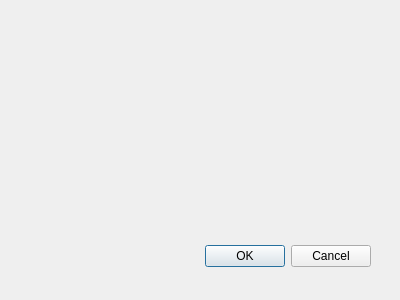
archaeodav/archISO, file arch_iso/arch_iso_dialog_base.ui: the form before one commit.
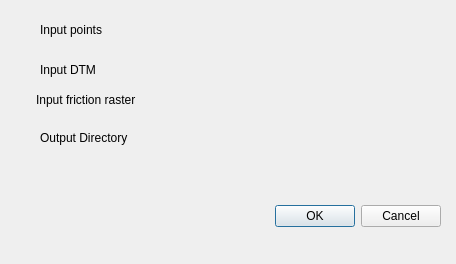
The form after the commit. Custom widgets are drawn as their Qt base class.

What changed in the file:
```diff
--- a/arch_iso/arch_iso_dialog_base.ui
+++ b/arch_iso/arch_iso_dialog_base.ui
@@ -1,22 +1,22 @@
 <ui version="4.0" >
  <class>ArchISODialogBase</class>
- <widget class="QDialog" name="ArchISODialogBase" >
-  <property name="geometry" >
+ <widget class="QDialog" name="ArchISODialogBase">
+  <property name="geometry">
    <rect>
     <x>0</x>
     <y>0</y>
-    <width>400</width>
-    <height>300</height>
+    <width>456</width>
+    <height>264</height>
    </rect>
   </property>
   <property name="windowTitle" >
    <string>ArcnAniso</string>
   </property>
-  <widget class="QDialogButtonBox" name="button_box" >
-   <property name="geometry" >
+  <widget class="QDialogButtonBox" name="button_box">
+   <property name="geometry">
     <rect>
-     <x>30</x>
-     <y>240</y>
+     <x>100</x>
+     <y>200</y>
      <width>341</width>
      <height>32</height>
     </rect>
@@ -28,7 +28,106 @@
     <set>QDialogButtonBox::Cancel|QDialogButtonBox::Ok</set>
    </property>
   </widget>
+  <widget class="QgsFileWidget" name="points">
+   <property name="geometry">
+    <rect>
+     <x>240</x>
+     <y>20</y>
+     <width>201</width>
+     <height>27</height>
+    </rect>
+   </property>
+  </widget>
+  <widget class="QgsFileWidget" name="dtmFile">
+   <property name="geometry">
+    <rect>
+     <x>240</x>
+     <y>50</y>
+     <width>201</width>
+     <height>27</height>
+    </rect>
+   </property>
+  </widget>
+  <widget class="QgsFileWidget" name="frictionFile">
+   <property name="geometry">
+    <rect>
+     <x>240</x>
+     <y>80</y>
+     <width>201</width>
+     <height>27</height>
+    </rect>
+   </property>
+  </widget>
+  <widget class="QLabel" name="label">
+   <property name="geometry">
+    <rect>
+     <x>40</x>
+     <y>20</y>
+     <width>191</width>
+     <height>20</height>
+    </rect>
+   </property>
+   <property name="text">
+    <string>Input points</string>
+   </property>
+  </widget>
+  <widget class="QLabel" name="label_2">
+   <property name="geometry">
+    <rect>
+     <x>40</x>
+     <y>60</y>
+     <width>161</width>
+     <height>20</height>
+    </rect>
+   </property>
+   <property name="text">
+    <string>Input DTM</string>
+   </property>
+  </widget>
+  <widget class="QLabel" name="label_3">
+   <property name="geometry">
+    <rect>
+     <x>36</x>
+     <y>90</y>
+     <width>141</width>
+     <height>20</height>
+    </rect>
+   </property>
+   <property name="text">
+    <string>Input friction raster</string>
+   </property>
+  </widget>
+  <widget class="QgsFileWidget" name="outdirFile">
+   <property name="geometry">
+    <rect>
+     <x>240</x>
+     <y>120</y>
+     <width>201</width>
+     <height>27</height>
+    </rect>
+   </property>
+  </widget>
+  <widget class="QLabel" name="label_4">
+   <property name="geometry">
+    <rect>
+     <x>40</x>
+     <y>130</y>
+     <width>101</width>
+     <height>16</height>
+    </rect>
+   </property>
+   <property name="text">
+    <string>Output Directory</string>
+   </property>
+  </widget>
  </widget>
+ <customwidgets>
+  <customwidget>
+   <class>QgsFileWidget</class>
+   <extends>QWidget</extends>
+   <header>qgsfilewidget.h</header>
+  </customwidget>
+ </customwidgets>
  <resources/>
  <connections>
   <connection>
```
Left out of the diff: 33 changed lines with no effect on the pictures.
